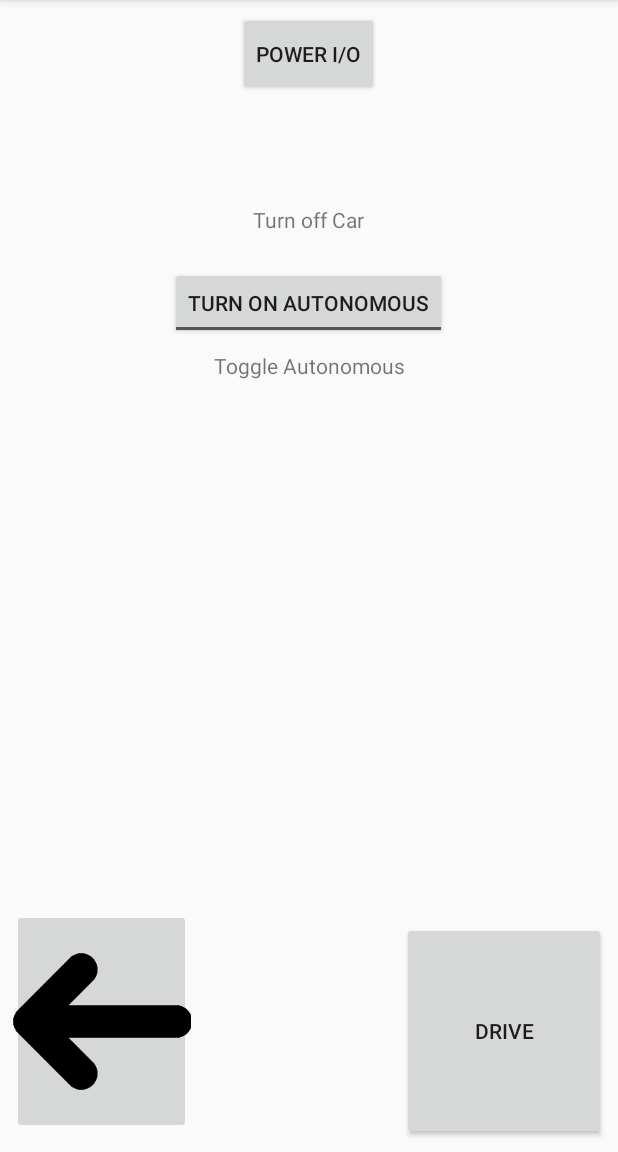
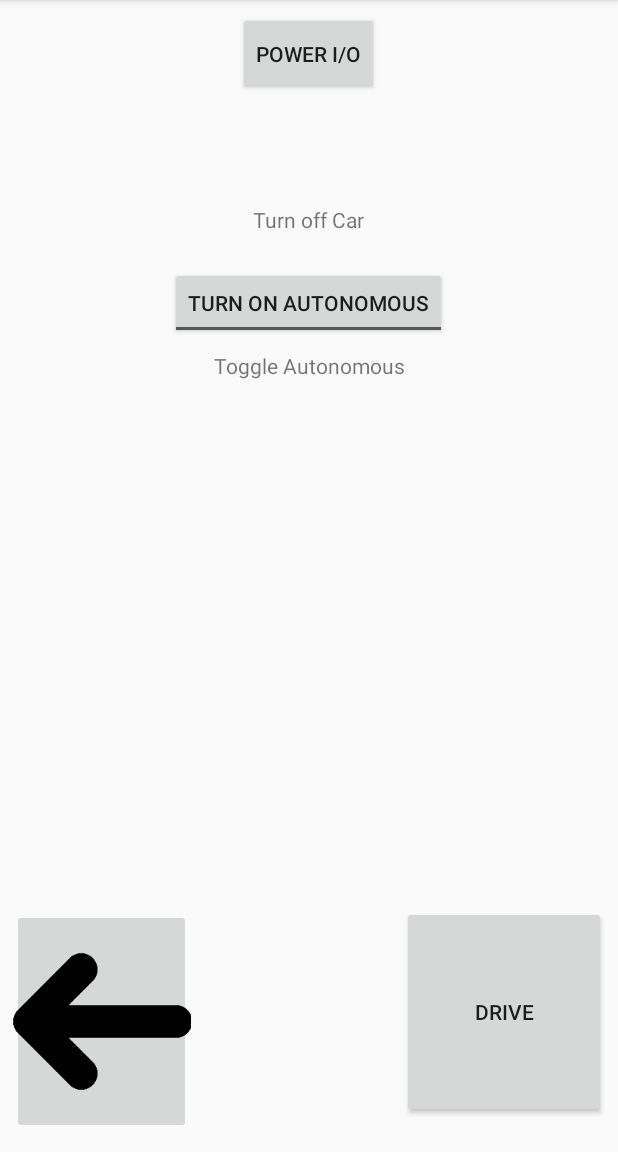
Before and after one commit to almasgai/RC-Car-App, an Android app: the screen it shows after launch (MainActivity), on a phone screen of 412 x 824 dp, the part 84-1236 px from its top. Run offline under Robolectric (Android 15) with nearby library versions, the phone set to English and light mode, and no system bars.

Commit message:
Slight changes to UI

```diff
--- a/app/src/main/res/layout/activity_main.xml
+++ b/app/src/main/res/layout/activity_main.xml
@@ -12,19 +12,13 @@
     <Button
         android:id="@+id/forwardButton"
         android:layout_width="136dp"
-        android:layout_height="145dp"
+        android:layout_height="141dp"
         android:layout_marginBottom="8dp"
         android:layout_marginEnd="8dp"
-        android:layout_marginStart="8dp"
-        android:layout_marginTop="12dp"
         android:onClick="driveButton"
         android:text="Drive"
-        app:layout_constraintBottom_toBottomOf="parent"
-        app:layout_constraintEnd_toEndOf="parent"
-        app:layout_constraintHorizontal_bias="1.0"
-        app:layout_constraintStart_toEndOf="@+id/rightButton"
-        app:layout_constraintTop_toTopOf="@+id/rightButton"
-        app:layout_constraintVertical_bias="1.0" />
+        app:layout_constraintBottom_toBottomOf="@+id/rightButton"
+        app:layout_constraintEnd_toEndOf="parent" />
 
     <ToggleButton
         android:id="@+id/toggleAutonomous"
```
